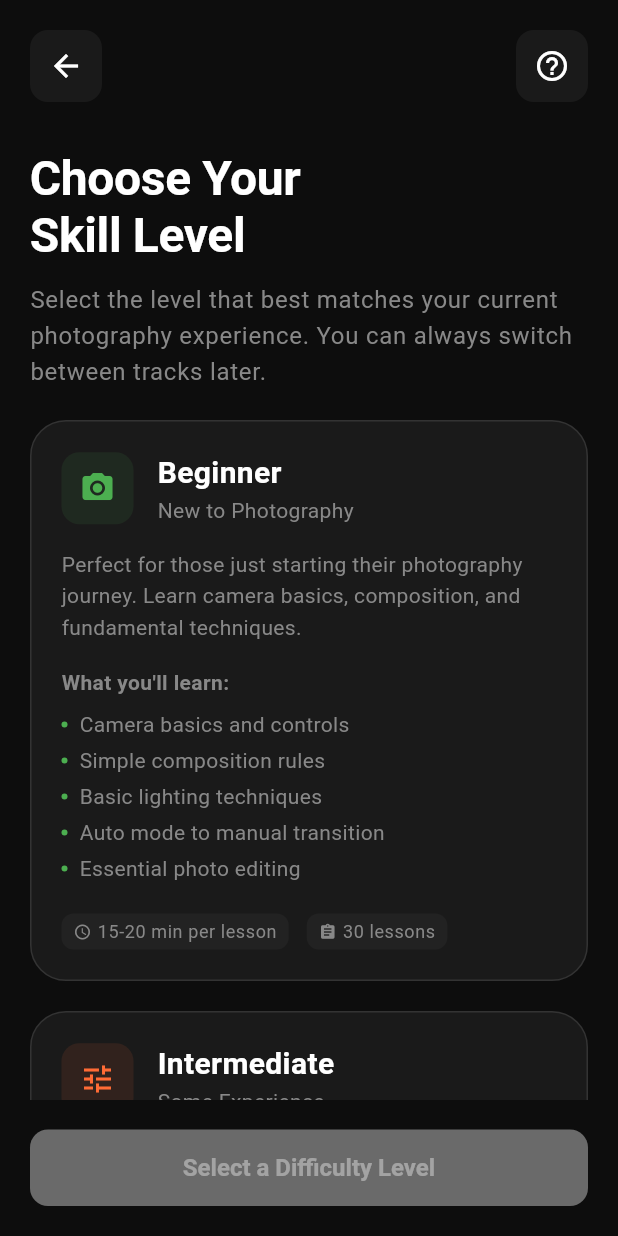
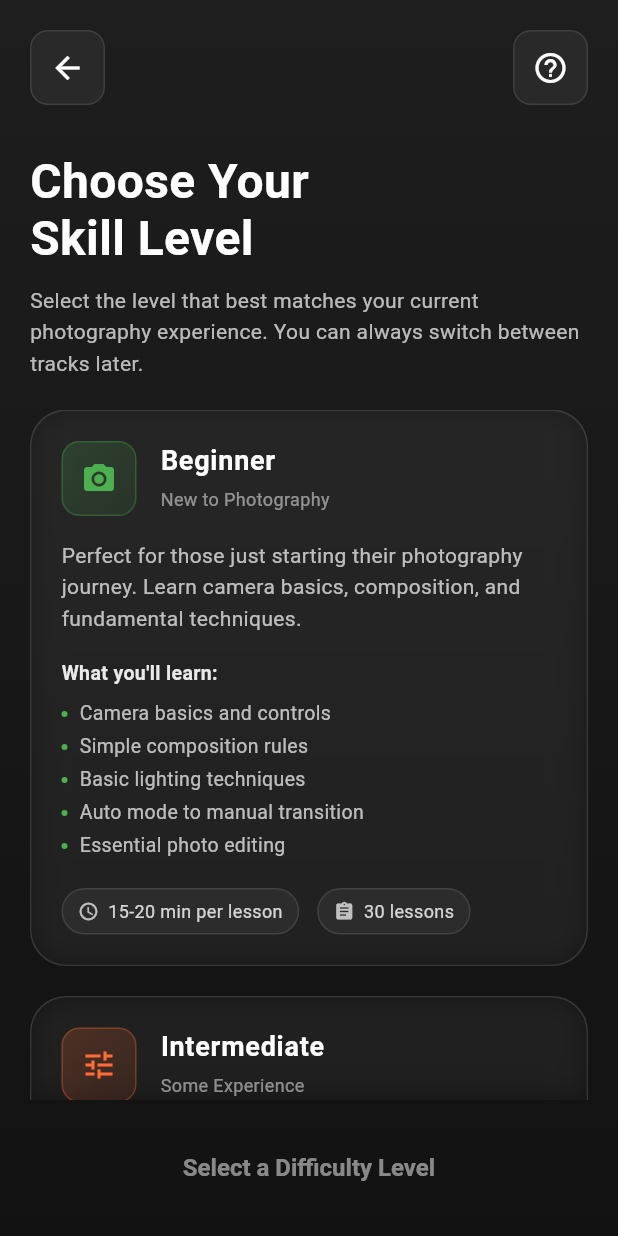
Before and after one commit to barath-dev/30_days_protography_challenge, a Flutter app: the screen it shows after launch, on a phone screen of 412 x 824 dp. Run offline on Flutter 3.47's test engine with Material 3 defaults, Android fonts, the phone set to English and light mode, and no system bars; our stand-ins replace firebase_core, flutter_local_notifications, flutter_markdown, flutter_timezone, shared_preferences, timezone; accounts and stored records are empty; Roboto replaces fonts that are missing (SF Pro Display).

Commit message:
feat: Redesign difficulty selection screen with a dark gradient background and frosted glass UI elements.

```diff
--- a/lib/presentation/onboarding/difficulty_selection_screen.dart
+++ b/lib/presentation/onboarding/difficulty_selection_screen.dart
@@ -1,5 +1,6 @@
 import 'package:flutter/material.dart';
 import 'package:flutter/services.dart';
+import 'dart:ui' as ui;
 import 'package:photography_guide/models/lesson.dart';
 import 'package:photography_guide/models/user_progress.dart';
 import '../../services/user_preferences.dart';
@@ -136,10 +137,21 @@ class _DifficultySelectionScreenState extends State<DifficultySelectionScreen>
 
   @override
   Widget build(BuildContext context) {
-    final theme = Theme.of(context);
+    // Dark Prism Theme: Dark gradient background
     return Scaffold(
-      backgroundColor: theme.scaffoldBackgroundColor,
-      body: SafeArea(
+      backgroundColor:
+          Colors
+              .transparent, // Allow gradient from container to show if we wrapped it, but here we can just set body decoration
+      body: Container(
+        decoration: BoxDecoration(
+          gradient: LinearGradient(
+            begin: Alignment.topCenter,
+            end: Alignment.bottomCenter,
+            colors: [Color(0xFF1E1E1E), Color(0xFF121212)],
+            stops: [0.0, 1.0],
+          ),
+        ),
+        child: SafeArea(
           child: Column(
             children: [
               _buildHeader(),
@@ -154,6 +166,7 @@ class _DifficultySelectionScreenState extends State<DifficultySelectionScreen>
               ),
               _buildBottomAction(),
             ],
+          ),
         ),
       ),
     );
@@ -175,15 +188,13 @@ class _DifficultySelectionScreenState extends State<DifficultySelectionScreen>
                 child: Container(
                   padding: const EdgeInsets.all(AppConstants.contentPadding),
                   decoration: BoxDecoration(
-                    color: Theme.of(context).cardColor,
+                    color: Colors.white.withOpacity(0.05),
                     borderRadius: BorderRadius.circular(
                       AppConstants.defaultBorderRadius,
                     ),
+                    border: Border.all(color: Colors.white.withOpacity(0.1)),
                   ),
-                  child: Icon(
-                    Icons.arrow_back,
-                    color: Theme.of(context).iconTheme.color,
-                  ),
+                  child: Icon(Icons.arrow_back, color: Colors.white),
                 ),
               ),
               if (isEditing)
@@ -215,15 +226,13 @@ class _DifficultySelectionScreenState extends State<DifficultySelectionScreen>
                 Container(
                   padding: const EdgeInsets.all(AppConstants.contentPadding),
                   decoration: BoxDecoration(
-                    color: Theme.of(context).cardColor,
+                    color: Colors.white.withOpacity(0.05),
                     borderRadius: BorderRadius.circular(
                       AppConstants.defaultBorderRadius,
                     ),
+                    border: Border.all(color: Colors.white.withOpacity(0.1)),
                   ),
-                  child: Icon(
-                    Icons.help_outline,
-                    color: Theme.of(context).iconTheme.color,
-                  ),
+                  child: Icon(Icons.help_outline, color: Colors.white),
                 ),
             ],
           ),
@@ -237,17 +246,21 @@ class _DifficultySelectionScreenState extends State<DifficultySelectionScreen>
                   isEditing
                       ? 'Switch Learning\nTrack'
                       : 'Choose Your\nSkill Level',
-                  style: Theme.of(
-                    context,
-                  ).textTheme.displayLarge?.copyWith(height: 1.2),
+                  style: TextStyle(
+                    color: Colors.white,
+                    fontSize: 32,
+                    fontWeight: FontWeight.bold,
+                    height: 1.2,
+                  ),
                 ),
                 const SizedBox(height: AppConstants.contentPadding),
                 Text(
                   isEditing
                       ? 'Switch between different learning tracks. Your progress is saved for each difficulty level.'
                       : 'Select the level that best matches your current photography experience. You can always switch between tracks later.',
-                  style: Theme.of(context).textTheme.bodyLarge?.copyWith(
-                    color: Theme.of(context).textTheme.bodyMedium?.color,
+                  style: TextStyle(
+                    color: Colors.white.withOpacity(0.7),
+                    fontSize: 14,
                     height: 1.5,
                   ),
                 ),
@@ -316,28 +329,38 @@ class _DifficultySelectionScreenState extends State<DifficultySelectionScreen>
       child: AnimatedContainer(
         duration: const Duration(milliseconds: 300),
         margin: const EdgeInsets.only(bottom: AppConstants.defaultPadding),
-        padding: const EdgeInsets.all(AppConstants.defaultPadding),
         decoration: BoxDecoration(
-          color: Theme.of(context).cardColor,
+          color:
+              isSelected
+                  ? difficulty.color.withOpacity(0.15)
+                  : Colors.white.withOpacity(0.05),
           borderRadius: BorderRadius.circular(
             AppConstants.extraLargeBorderRadius,
           ),
           border: Border.all(
             color:
-                isSelected ? difficulty.color : Theme.of(context).dividerColor,
+                isSelected ? difficulty.color : Colors.white.withOpacity(0.1),
             width: isSelected ? 2 : 1,
           ),
           boxShadow:
               isSelected
                   ? [
                     BoxShadow(
-                      color: difficulty.color.withOpacity(0.2),
-                      blurRadius: 12,
+                      color: difficulty.color.withOpacity(0.3),
+                      blurRadius: 20,
                       offset: const Offset(0, 4),
                     ),
                   ]
-                  : null,
+                  : [],
         ),
+        child: ClipRRect(
+          borderRadius: BorderRadius.circular(
+            AppConstants.extraLargeBorderRadius,
+          ),
+          child: BackdropFilter(
+            filter: ui.ImageFilter.blur(sigmaX: 10, sigmaY: 10),
+            child: Padding(
+              padding: const EdgeInsets.all(AppConstants.defaultPadding),
               child: Column(
                 crossAxisAlignment: CrossAxisAlignment.start,
                 children: [
@@ -345,9 +368,11 @@ class _DifficultySelectionScreenState extends State<DifficultySelectionScreen>
                   const SizedBox(height: AppConstants.mediumPadding),
                   Text(
                     difficulty.description,
-              style: Theme.of(
-                context,
-              ).textTheme.bodyMedium?.copyWith(height: 1.5),
+                    style: TextStyle(
+                      color: Colors.white.withOpacity(0.7),
+                      fontSize: 14,
+                      height: 1.5,
+                    ),
                   ),
                   const SizedBox(height: AppConstants.mediumPadding),
                   _buildFeaturesList(difficulty),
@@ -364,6 +389,9 @@ class _DifficultySelectionScreenState extends State<DifficultySelectionScreen>
                 ],
               ),
             ),
+          ),
+        ),
+      ),
     );
   }
 
@@ -373,19 +401,27 @@ class _DifficultySelectionScreenState extends State<DifficultySelectionScreen>
     bool hasProgress,
   ) {
     return Row(
+      crossAxisAlignment: CrossAxisAlignment.start,
       children: [
-        AnimatedContainer(
-          duration: const Duration(milliseconds: 300),
+        Container(
           padding: const EdgeInsets.all(AppConstants.contentPadding),
           decoration: BoxDecoration(
-            color: difficulty.color.withOpacity(isSelected ? 1.0 : 0.1),
+            gradient: LinearGradient(
+              begin: Alignment.topLeft,
+              end: Alignment.bottomRight,
+              colors: [
+                difficulty.color.withOpacity(0.2),
+                difficulty.color.withOpacity(0.1),
+              ],
+            ),
             borderRadius: BorderRadius.circular(
               AppConstants.defaultBorderRadius,
             ),
+            border: Border.all(color: difficulty.color.withOpacity(0.3)),
           ),
           child: Icon(
             difficulty.icon,
-            color: isSelected ? Colors.white : difficulty.color,
+            color: difficulty.color,
             size: AppConstants.iconSizeDefault,
           ),
         ),
@@ -394,33 +430,31 @@ class _DifficultySelectionScreenState extends State<DifficultySelectionScreen>
           child: Column(
             crossAxisAlignment: CrossAxisAlignment.start,
             children: [
-              Row(
+              Wrap(
+                crossAxisAlignment: WrapCrossAlignment.center,
+                spacing: 8,
+                runSpacing: 4,
                 children: [
                   Text(
                     difficulty.title,
                     style: TextStyle(
-                      color:
-                          isSelected
-                              ? difficulty.color
-                              : Theme.of(context).textTheme.titleLarge?.color,
-                      fontSize: 20,
+                      color: Colors.white,
+                      fontSize: 18,
                       fontWeight: FontWeight.bold,
+                      letterSpacing: 0.5,
                     ),
                   ),
-                  if (hasProgress) ...[
-                    const SizedBox(width: 8),
+                  if (hasProgress)
                     Container(
                       padding: const EdgeInsets.symmetric(
-                        horizontal: 6,
-                        vertical: 2,
+                        horizontal: 8,
+                        vertical: 4,
                       ),
                       decoration: BoxDecoration(
-                        color: AppConstants.successColor.withOpacity(0.1),
-                        borderRadius: BorderRadius.circular(
-                          AppConstants.smallPadding,
-                        ),
+                        color: AppConstants.successColor.withOpacity(0.2),
+                        borderRadius: BorderRadius.circular(12),
                         border: Border.all(
-                          color: AppConstants.successColor.withOpacity(0.3),
+                          color: AppConstants.successColor.withOpacity(0.5),
                         ),
                       ),
                       child: Text(
@@ -428,33 +462,39 @@ class _DifficultySelectionScreenState extends State<DifficultySelectionScreen>
                         style: TextStyle(
                           color: AppConstants.successColor,
                           fontSize: 10,
-                          fontWeight: FontWeight.w600,
+                          fontWeight: FontWeight.bold,
                         ),
                       ),
                     ),
                 ],
-                ],
               ),
+              const SizedBox(height: 4),
               Text(
                 difficulty.subtitle,
-                style: Theme.of(context).textTheme.bodyMedium,
+                style: TextStyle(
+                  color: Colors.white.withOpacity(0.5),
+                  fontSize: 12,
+                ),
               ),
             ],
           ),
         ),
         if (isSelected)
-          AnimatedContainer(
-            duration: const Duration(milliseconds: 300),
-            padding: const EdgeInsets.all(8),
+          Container(
+            margin: const EdgeInsets.only(left: 8),
             decoration: BoxDecoration(
               color: difficulty.color,
               shape: BoxShape.circle,
+              boxShadow: [
+                BoxShadow(
+                  color: difficulty.color.withOpacity(0.4),
+                  blurRadius: 8,
+                  offset: const Offset(0, 0),
                 ),
-            child: const Icon(
-              Icons.check,
-              color: Colors.white,
-              size: AppConstants.iconSizeSmall,
+              ],
             ),
+            padding: const EdgeInsets.all(4),
+            child: const Icon(Icons.check, color: Colors.white, size: 16),
           ),
       ],
     );
@@ -473,11 +513,9 @@ class _DifficultySelectionScreenState extends State<DifficultySelectionScreen>
     return Container(
       padding: const EdgeInsets.all(12),
       decoration: BoxDecoration(
-        color: Theme.of(context).scaffoldBackgroundColor.withOpacity(0.5),
+        color: Colors.black.withOpacity(0.2),
         borderRadius: BorderRadius.circular(8),
-        border: Border.all(
-          color: Theme.of(context).dividerColor.withOpacity(0.5),
-        ),
+        border: Border.all(color: Colors.white.withOpacity(0.1)),
       ),
       child: Column(
         crossAxisAlignment: CrossAxisAlignment.start,
@@ -487,9 +525,11 @@ class _DifficultySelectionScreenState extends State<DifficultySelectionScreen>
             children: [
               Text(
                 'Progress',
-                style: Theme.of(
-                  context,
-                ).textTheme.bodySmall?.copyWith(fontWeight: FontWeight.w600),
+                style: TextStyle(
+                  color: Colors.white.withOpacity(0.9),
+                  fontSize: 12,
+                  fontWeight: FontWeight.w600,
+                ),
               ),
               Text(
                 '$completedLessons/30 lessons',
@@ -504,7 +544,7 @@ class _DifficultySelectionScreenState extends State<DifficultySelectionScreen>
           const SizedBox(height: 8),
           LinearProgressIndicator(
             value: progressPercentage,
-            backgroundColor: Theme.of(context).dividerColor.withOpacity(0.3),
+            backgroundColor: Colors.white.withOpacity(0.1),
             valueColor: AlwaysStoppedAnimation(difficulty.color),
             minHeight: 4,
             borderRadius: BorderRadius.circular(2),
@@ -515,11 +555,17 @@ class _DifficultySelectionScreenState extends State<DifficultySelectionScreen>
             children: [
               Text(
                 'Day ${progress.currentDay}',
-                style: Theme.of(context).textTheme.bodySmall,
+                style: TextStyle(
+                  color: Colors.white.withOpacity(0.5),
+                  fontSize: 10,
+                ),
               ),
               Text(
                 '${progress.dailyStreak} day streak',
-                style: Theme.of(context).textTheme.bodySmall,
+                style: TextStyle(
+                  color: Colors.white.withOpacity(0.5),
+                  fontSize: 10,
+                ),
               ),
             ],
           ),
@@ -534,9 +580,11 @@ class _DifficultySelectionScreenState extends State<DifficultySelectionScreen>
       children: [
         Text(
           'What you\'ll learn:',
-          style: Theme.of(
-            context,
-          ).textTheme.bodyMedium?.copyWith(fontWeight: FontWeight.w600),
+          style: TextStyle(
+            color: Colors.white.withOpacity(0.9),
+            fontSize: 13,
+            fontWeight: FontWeight.w600,
+          ),
         ),
         const SizedBox(height: 8),
         ...difficulty.features.map(
@@ -557,9 +605,11 @@ class _DifficultySelectionScreenState extends State<DifficultySelectionScreen>
                 Expanded(
                   child: Text(
                     feature,
-                    style: Theme.of(
-                      context,
-                    ).textTheme.bodyMedium?.copyWith(height: 1.4),
+                    style: TextStyle(
+                      color: Colors.white.withOpacity(0.7),
+                      fontSize: 13,
+                      height: 1.4,
+                    ),
                   ),
                 ),
               ],
@@ -588,21 +638,24 @@ class _DifficultySelectionScreenState extends State<DifficultySelectionScreen>
 
   Widget _buildInfoChip(IconData icon, String text) {
     return Container(
-      padding: const EdgeInsets.symmetric(horizontal: 8, vertical: 4),
+      padding: const EdgeInsets.symmetric(horizontal: 10, vertical: 6),
       decoration: BoxDecoration(
-        color: Theme.of(context).dividerColor.withOpacity(0.3),
-        borderRadius: BorderRadius.circular(8),
+        color: Colors.white.withOpacity(0.05),
+        borderRadius: BorderRadius.circular(20),
+        border: Border.all(color: Colors.white.withOpacity(0.1)),
       ),
       child: Row(
         mainAxisSize: MainAxisSize.min,
         children: [
-          Icon(
-            icon,
-            color: Theme.of(context).textTheme.bodyMedium?.color,
-            size: 12,
+          Icon(icon, color: Colors.white.withOpacity(0.7), size: 14),
+          const SizedBox(width: 6),
+          Text(
+            text,
+            style: TextStyle(
+              color: Colors.white.withOpacity(0.8),
+              fontSize: 12,
             ),
-          const SizedBox(width: 4),
-          Text(text, style: Theme.of(context).textTheme.bodySmall),
+          ),
         ],
       ),
     );
@@ -612,10 +665,10 @@ class _DifficultySelectionScreenState extends State<DifficultySelectionScreen>
     return Container(
       padding: const EdgeInsets.symmetric(vertical: 8),
       decoration: BoxDecoration(
-        color: AppConstants.primaryColor.withOpacity(0.1),
+        color: AppConstants.primaryColor.withOpacity(0.2),
         borderRadius: BorderRadius.circular(8),
         border: Border.all(
-          color: AppConstants.primaryColor.withOpacity(0.3),
+          color: AppConstants.primaryColor.withOpacity(0.5),
           width: 1,
         ),
       ),
@@ -666,13 +719,33 @@ class _DifficultySelectionScreenState extends State<DifficultySelectionScreen>
                   : hasProgress
                   ? 'Continue your existing progress'
                   : 'Ready to start your photography journey?',
-              style: Theme.of(context).textTheme.bodyMedium,
+              style: TextStyle(
+                color: Colors.white.withOpacity(0.7),
+                fontSize: 14,
+              ),
               textAlign: TextAlign.center,
             ),
             const SizedBox(height: 16),
           ],
           SizedBox(
             width: double.infinity,
+            child: Container(
+              decoration: BoxDecoration(
+                color: selectedDifficulty != null && !_isLoading
+                    ? AppConstants.primaryColor
+                    : Colors.transparent,
+                borderRadius: BorderRadius.circular(12),
+                boxShadow:
+                    selectedDifficulty != null && !_isLoading
+                        ? [
+                          BoxShadow(
+                            color: AppConstants.primaryColor.withOpacity(0.3),
+                            blurRadius: 10,
+                            offset: Offset(0, 4),
+                          ),
+                        ]
+                        : [],
+              ),
               child: ElevatedButton(
                 onPressed:
                     selectedDifficulty != null && !_isLoading
@@ -682,15 +755,17 @@ class _DifficultySelectionScreenState extends State<DifficultySelectionScreen>
                         }
                         : null,
                 style: ElevatedButton.styleFrom(
-                backgroundColor: AppConstants.primaryColor,
+                  backgroundColor: selectedDifficulty != null && !_isLoading
+                      ? AppConstants.primaryColor
+                      : Colors.transparent,
+                  shadowColor: Colors.transparent,
                   foregroundColor: Colors.white,
-                disabledBackgroundColor: Theme.of(context).disabledColor,
-                disabledForegroundColor: Theme.of(context).disabledColor,
+                  disabledBackgroundColor: Colors.transparent,
+                  disabledForegroundColor: Colors.white.withOpacity(0.5),
                   padding: const EdgeInsets.symmetric(vertical: 16),
                   shape: RoundedRectangleBorder(
                     borderRadius: BorderRadius.circular(12),
                   ),
-                elevation: selectedDifficulty != null ? 4 : 0,
                 ),
                 child:
                     _isLoading
@@ -721,6 +796,7 @@ class _DifficultySelectionScreenState extends State<DifficultySelectionScreen>
                         ),
               ),
             ),
+          ),
         ],
       ),
     );
@@ -732,8 +808,6 @@ class _DifficultySelectionScreenState extends State<DifficultySelectionScreen>
     setState(() => _isLoading = true);
 
     try {
-      final currentDifficulty = UserPreferences.activeDifficulty;
-      final isDifferentDifficulty = currentDifficulty != selectedDifficulty;
       final hasProgress = _hasProgress[selectedDifficulty!] ?? false;
 
       if (hasProgress) {
@@ -773,9 +847,10 @@ class _DifficultySelectionScreenState extends State<DifficultySelectionScreen>
       barrierDismissible: false,
       builder:
           (context) => AlertDialog(
-            backgroundColor: Theme.of(context).cardColor,
+            backgroundColor: Color(0xFF1E1E1E),
             shape: RoundedRectangleBorder(
               borderRadius: BorderRadius.circular(16),
+              side: BorderSide(color: Colors.white.withOpacity(0.1)),
             ),
             title: Row(
               children: [
@@ -784,17 +859,25 @@ class _DifficultySelectionScreenState extends State<DifficultySelectionScreen>
                 Text(
                   'Great Choice!',
                   style: TextStyle(
-                    color: Theme.of(context).textTheme.titleLarge?.color,
+                    color: Colors.white,
+                    fontWeight: FontWeight.bold,
                   ),
                 ),
               ],
             ),
             content: Text(
               'You\'ve selected ${difficulty.title} level. Your 30-day photography journey will be customized for your skill level.',
-              style: Theme.of(context).textTheme.bodyMedium,
+              style: TextStyle(color: Colors.white.withOpacity(0.8)),
             ),
             actions: [
-              ElevatedButton(
+              Container(
+                decoration: BoxDecoration(
+                  gradient: LinearGradient(
+                    colors: [AppConstants.primaryColor, Color(0xFF6C63FF)],
+                  ),
+                  borderRadius: BorderRadius.circular(8),
+                ),
+                child: ElevatedButton(
                   onPressed: () {
                     Navigator.pop(context); // Close dialog
                     // Navigate to HomeScreen and replace the entire stack
@@ -805,10 +888,12 @@ class _DifficultySelectionScreenState extends State<DifficultySelectionScreen>
                     );
                   },
                   style: ElevatedButton.styleFrom(
-                  backgroundColor: AppConstants.primaryColor,
+                    backgroundColor: Colors.transparent,
+                    shadowColor: Colors.transparent,
                     foregroundColor: Colors.white,
                   ),
                   child: const Text('Let\'s Go!'),
+                ),
               ),
             ],
           ),
@@ -825,22 +910,31 @@ class _DifficultySelectionScreenState extends State<DifficultySelectionScreen>
       barrierDismissible: false,
       builder:
           (context) => AlertDialog(
-            backgroundColor: Theme.of(context).cardColor,
+            backgroundColor: Color(0xFF1E1E1E),
             shape: RoundedRectangleBorder(
               borderRadius: BorderRadius.circular(16),
+              side: BorderSide(color: Colors.white.withOpacity(0.1)),
             ),
             title: Text(
               'Track Switched!',
               style: TextStyle(
-                color: Theme.of(context).textTheme.titleLarge?.color,
+                color: Colors.white,
+                fontWeight: FontWeight.bold,
               ),
             ),
             content: Text(
               'You\'ve switched to the ${difficulty.title} track. Your progress has been preserved and you can continue where you left off.',
-              style: Theme.of(context).textTheme.bodyMedium,
+              style: TextStyle(color: Colors.white.withOpacity(0.8)),
             ),
             actions: [
-              ElevatedButton(
+              Container(
+                decoration: BoxDecoration(
+                  gradient: LinearGradient(
+                    colors: [AppConstants.primaryColor, Color(0xFF6C63FF)],
+                  ),
+                  borderRadius: BorderRadius.circular(8),
+                ),
+                child: ElevatedButton(
                   onPressed: () {
                     Navigator.pop(context); // Close dialog
                     Navigator.pop(
@@ -849,10 +943,12 @@ class _DifficultySelectionScreenState extends State<DifficultySelectionScreen>
                     ); // Return to home with refresh flag
                   },
                   style: ElevatedButton.styleFrom(
-                  backgroundColor: AppConstants.primaryColor,
+                    backgroundColor: Colors.transparent,
+                    shadowColor: Colors.transparent,
                     foregroundColor: Colors.white,
                   ),
                   child: const Text('Continue'),
+                ),
               ),
             ],
           ),
@@ -864,19 +960,21 @@ class _DifficultySelectionScreenState extends State<DifficultySelectionScreen>
       context: context,
       builder:
           (context) => AlertDialog(
-            backgroundColor: Theme.of(context).cardColor,
+            backgroundColor: Color(0xFF1E1E1E),
             shape: RoundedRectangleBorder(
               borderRadius: BorderRadius.circular(16),
+              side: BorderSide(color: Colors.white.withOpacity(0.1)),
             ),
             title: Text(
               'Error',
               style: TextStyle(
-                color: Theme.of(context).textTheme.titleLarge?.color,
+                color: Colors.white,
+                fontWeight: FontWeight.bold,
               ),
             ),
             content: Text(
               'Something went wrong. Please try again.',
-              style: Theme.of(context).textTheme.bodyMedium,
+              style: TextStyle(color: Colors.white.withOpacity(0.8)),
             ),
             actions: [
               TextButton(
@@ -892,7 +990,6 @@ class _DifficultySelectionScreenState extends State<DifficultySelectionScreen>
   }
 }
 
-// Data model for difficulty information (unchanged)
 class DifficultyInfo {
   final DifficultyLevel level;
   final String title;
```
Lines whose indentation alone changed are shown as unchanged.
